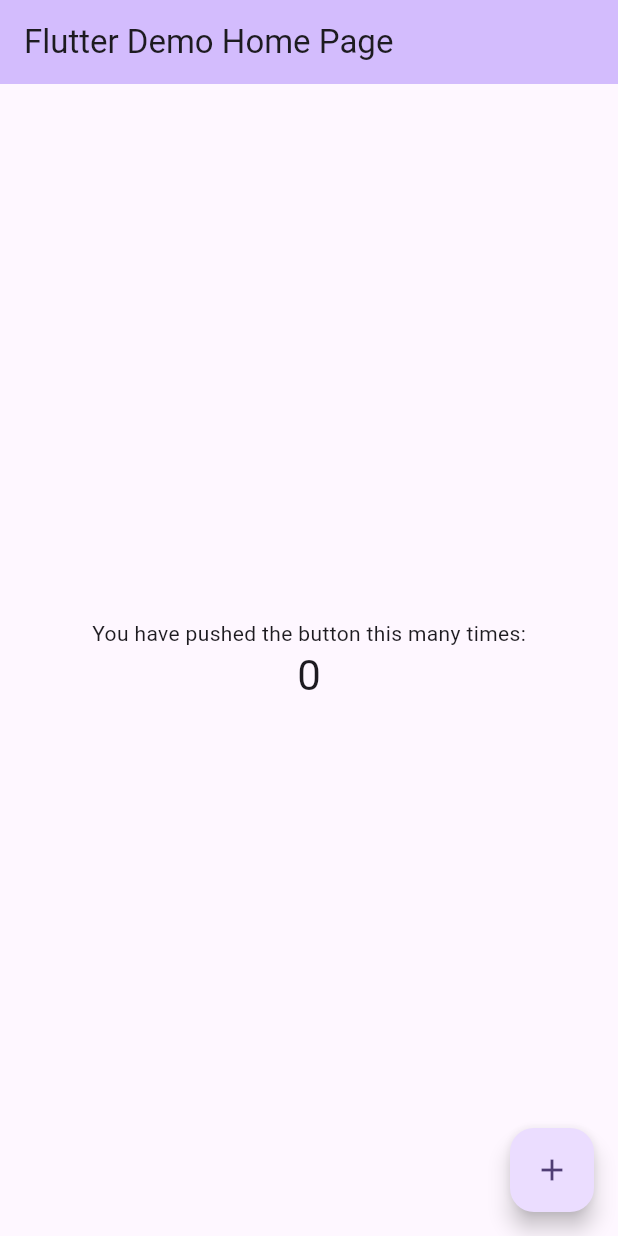
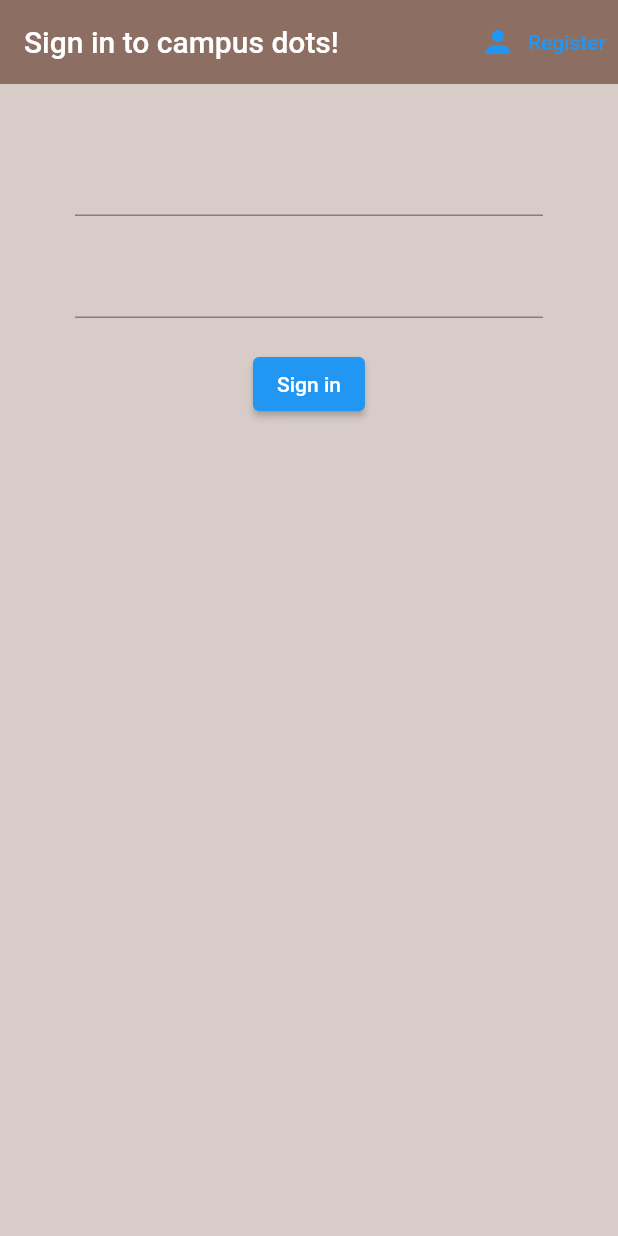
Before and after one commit to Campus-Dots/DsceCampusDots, a Flutter app: the screen it shows after launch, on a phone screen of 412 x 824 dp. Run offline on Flutter 3.47's test engine with Material 2 defaults, Android fonts, the phone set to English and light mode, and no system bars; our stand-ins replace firebase_auth, firebase_core; accounts and stored records are empty.

Commit message:
Sign in and Login page added

```diff
--- a/lib/main.dart
+++ b/lib/main.dart
@@ -1,6 +1,14 @@
+// import 'package:firebase_auth/firebase_auth.dart';
 import 'package:flutter/material.dart';
+import 'package:flutter_application_1/models/user_.dart';
+import 'package:flutter_application_1/screens/wrapper.dart';
+import 'package:firebase_core/firebase_core.dart';
+import 'package:flutter_application_1/services/auth.dart';
+import 'package:provider/provider.dart';
 
-void main() {
+void main() async {
+  WidgetsFlutterBinding.ensureInitialized();
+  await Firebase.initializeApp();
   runApp(const MyApp());
 }
 
@@ -10,116 +18,13 @@ class MyApp extends StatelessWidget {
   // This widget is the root of your application.
   @override
   Widget build(BuildContext context) {
-    return MaterialApp(
-      title: 'Flutter Demo',
-      theme: ThemeData(
-        // This is the theme of your application.
-        //
-        // TRY THIS: Try running your application with "flutter run". You'll see
-        // the application has a blue toolbar. Then, without quitting the app,
-        // try changing the seedColor in the colorScheme below to Colors.green
-        // and then invoke "hot reload" (save your changes or press the "hot
-        // reload" button in a Flutter-supported IDE, or press "r" if you used
-        // the command line to start the app).
-        //
-        // Notice that the counter didn't reset back to zero; the application
-        // state is not lost during the reload. To reset the state, use hot
-        // restart instead.
-        //
-        // This works for code too, not just values: Most code changes can be
-        // tested with just a hot reload.
-        colorScheme: ColorScheme.fromSeed(seedColor: Colors.deepPurple),
-        useMaterial3: true,
-      ),
-      home: const MyHomePage(title: 'Flutter Demo Home Page'),
-    );
+    return StreamProvider<MyUser?>.value(
+        // initialData: null,
+        value: AuthService().user,
+        initialData: MyUser(uid: 'null'),
+        // initialData: u.User(uid:),
+        child: const MaterialApp(
+          home: Wrapper(),
+        ));
   }
 }
-
-class MyHomePage extends StatefulWidget {
-  const MyHomePage({super.key, required this.title});
-
-  // This widget is the home page of your application. It is stateful, meaning
-  // that it has a State object (defined below) that contains fields that affect
-  // how it looks.
-
-  // This class is the configuration for the state. It holds the values (in this
-  // case the title) provided by the parent (in this case the App widget) and
-  // used by the build method of the State. Fields in a Widget subclass are
-  // always marked "final".
-
-  final String title;
-
-  @override
-  State<MyHomePage> createState() => _MyHomePageState();
-}
-
-class _MyHomePageState extends State<MyHomePage> {
-  int _counter = 0;
-
-  void _incrementCounter() {
-    setState(() {
-      // This call to setState tells the Flutter framework that something has
-      // changed in this State, which causes it to rerun the build method below
-      // so that the display can reflect the updated values. If we changed
-      // _counter without calling setState(), then the build method would not be
-      // called again, and so nothing would appear to happen.
-      _counter++;
-    });
-  }
-
-  @override
-  Widget build(BuildContext context) {
-    // This method is rerun every time setState is called, for instance as done
-    // by the _incrementCounter method above.
-    //
-    // The Flutter framework has been optimized to make rerunning build methods
-    // fast, so that you can just rebuild anything that needs updating rather
-    // than having to individually change instances of widgets.
-    return Scaffold(
-      appBar: AppBar(
-        // TRY THIS: Try changing the color here to a specific color (to
-        // Colors.amber, perhaps?) and trigger a hot reload to see the AppBar
-        // change color while the other colors stay the same.
-        backgroundColor: Theme.of(context).colorScheme.inversePrimary,
-        // Here we take the value from the MyHomePage object that was created by
-        // the App.build method, and use it to set our appbar title.
-        title: Text(widget.title),
-      ),
-      body: Center(
-        // Center is a layout widget. It takes a single child and positions it
-        // in the middle of the parent.
-        child: Column(
-          // Column is also a layout widget. It takes a list of children and
-          // arranges them vertically. By default, it sizes itself to fit its
-          // children horizontally, and tries to be as tall as its parent.
-          //
-          // Column has various properties to control how it sizes itself and
-          // how it positions its children. Here we use mainAxisAlignment to
-          // center the children vertically; the main axis here is the vertical
-          // axis because Columns are vertical (the cross axis would be
-          // horizontal).
-          //
-          // TRY THIS: Invoke "debug painting" (choose the "Toggle Debug Paint"
-          // action in the IDE, or press "p" in the console), to see the
-          // wireframe for each widget.
-          mainAxisAlignment: MainAxisAlignment.center,
-          children: <Widget>[
-            const Text(
-              'You have pushed the button this many times:',
-            ),
-            Text(
-              '$_counter',
-              style: Theme.of(context).textTheme.headlineMedium,
-            ),
-          ],
-        ),
-      ),
-      floatingActionButton: FloatingActionButton(
-        onPressed: _incrementCounter,
-        tooltip: 'Increment',
-        child: const Icon(Icons.add),
-      ), // This trailing comma makes auto-formatting nicer for build methods.
-    );
-  }
-}
--- /dev/null
+++ b/lib/models/user_.dart
@@ -0,0 +1,4 @@
+class MyUser {
+  final String uid;
+  MyUser({required this.uid});
+}
--- /dev/null
+++ b/lib/screens/authenticate/authenticate.dart
@@ -0,0 +1,30 @@
+// ignore_for_file: avoid_unnecessary_containers
+
+import 'package:flutter/material.dart';
+import 'package:flutter_application_1/screens/authenticate/register.dart';
+import 'package:flutter_application_1/screens/authenticate/sign_in.dart';
+// import 'package:flutter_application_1/screens/authenticate/sign_in.dart';
+// import 'package:flutter_application_1/screens/authenticate/sign_in.dart';
+
+class Authenticate extends StatefulWidget {
+  const Authenticate({super.key});
+
+  @override
+  State<Authenticate> createState() => _AuthenticateState();
+}
+
+class _AuthenticateState extends State<Authenticate> {
+  bool showSignIn = true;
+  void toggleView() {
+    setState(() => showSignIn = !showSignIn);
+  }
+
+  @override
+  Widget build(BuildContext context) {
+    if (showSignIn) {
+      return SignIn(toggleView: toggleView);
+    } else {
+      return Register(toggleView: toggleView);
+    }
+  }
+}
--- /dev/null
+++ b/lib/screens/authenticate/sign_in.dart
@@ -0,0 +1,101 @@
+// ignore_for_file: avoid_print
+
+import 'package:flutter/material.dart';
+import 'package:flutter_application_1/services/auth.dart';
+
+class SignIn extends StatefulWidget {
+  final Function? toggleView;
+  const SignIn({this.toggleView, super.key});
+  // const SignIn({super.key});
+
+  @override
+  State<SignIn> createState() => _SignInState();
+}
+
+class _SignInState extends State<SignIn> {
+  final AuthService _auth = AuthService();
+  final _formKey = GlobalKey<FormState>();
+
+  //text field state
+  String email = '';
+  String password = '';
+  String error = '';
+
+  // get val => null;
+
+  @override
+  Widget build(BuildContext context) {
+    return Scaffold(
+      backgroundColor: Colors.brown[100],
+      appBar: AppBar(
+        backgroundColor: Colors.brown[400],
+        elevation: 0.0,
+        title: const Text('Sign in to campus dots!'),
+        actions: <Widget>[
+          TextButton.icon(
+            icon: const Icon(Icons.person),
+            label: const Text('Register'),
+            onPressed: () {
+              widget.toggleView!();
+            },
+          )
+        ],
+      ),
+      body: Container(
+          padding: const EdgeInsets.symmetric(vertical: 20.0, horizontal: 50.0),
+          child: Form(
+            key: _formKey,
+            child: Column(
+              children: <Widget>[
+                const SizedBox(
+                  height: 20.0,
+                ),
+                TextFormField(
+                  validator: (val) => val!.isEmpty ? 'Enter an email' : null,
+                  onChanged: (val) {
+                    setState(() => email = val);
+                  },
+                ),
+                const SizedBox(
+                  height: 20.0,
+                ),
+                TextFormField(
+                  obscureText: true,
+                  validator: (val) => val!.length < 6
+                      ? 'Enter the password 6+ chars long'
+                      : null,
+                  onChanged: (val) {
+                    setState(() => password = val);
+                  },
+                ),
+                const SizedBox(
+                  height: 20.0,
+                ),
+                ElevatedButton(
+                  child: const Text(
+                    'Sign in',
+                    style: TextStyle(color: Colors.white),
+                  ),
+                  onPressed: () async {
+                    if (_formKey.currentState!.validate()) {
+                      // _formKey.currentState!.validate();
+                      dynamic result = await _auth.signInWithEmailAndPassword(
+                          email, password);
+                      if (result == null) {
+                        setState(() => error =
+                            'Sorry! Could not sign in with those credentials');
+                      }
+                    }
+                  },
+                ),
+                const SizedBox(height: 12.0),
+                Text(
+                  error,
+                  style: const TextStyle(color: Colors.red, fontSize: 14.0),
+                )
+              ],
+            ),
+          )),
+    );
+  }
+}
--- /dev/null
+++ b/lib/screens/wrapper.dart
@@ -0,0 +1,21 @@
+import 'package:flutter/material.dart';
+import 'package:flutter_application_1/models/user_.dart';
+import 'package:flutter_application_1/screens/authenticate/authenticate.dart';
+import 'package:flutter_application_1/screens/home/home.dart';
+import 'package:provider/provider.dart';
+
+class Wrapper extends StatelessWidget {
+  const Wrapper({super.key});
+
+  //return either home or authenticate widget
+  @override
+  Widget build(BuildContext context) {
+    final user = Provider.of<MyUser?>(context);
+
+    if (user == null) {
+      return const Authenticate();
+    } else {
+      return Home();
+    }
+  }
+}
--- a/pubspec.yaml
+++ b/pubspec.yaml
@@ -30,13 +30,14 @@ environment:
 dependencies:
   flutter:
     sdk: flutter
-
+  firebase_core : ^2.15.1
 
   # The following adds the Cupertino Icons font to your application.
   # Use with the CupertinoIcons class for iOS style icons.
   cupertino_icons: ^1.0.2
   firebase_auth: ^4.7.2
   cloud_firestore: ^4.8.4
+  provider: ^6.0.5
 
 dev_dependencies:
   flutter_test:
```
Also changed, not shown: lib/screens/authenticate/register.dart (added, +95 -0 lines), lib/screens/home/home.dart (added, +27 -0 lines), lib/services/auth.dart (added, +72 -0 lines), pubspec.lock.
